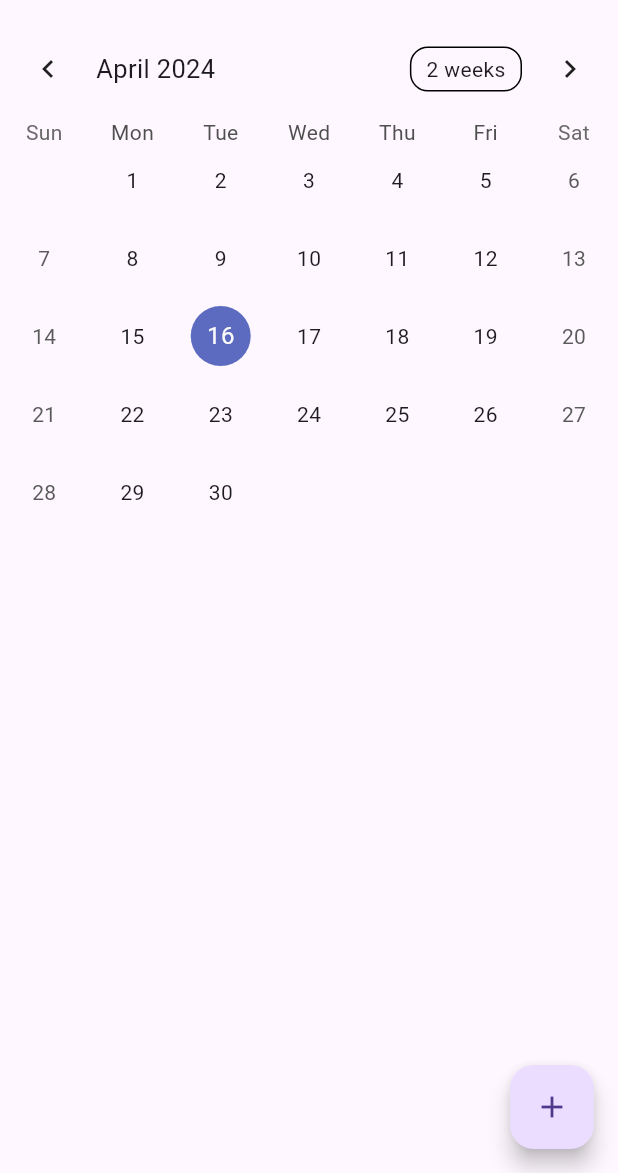
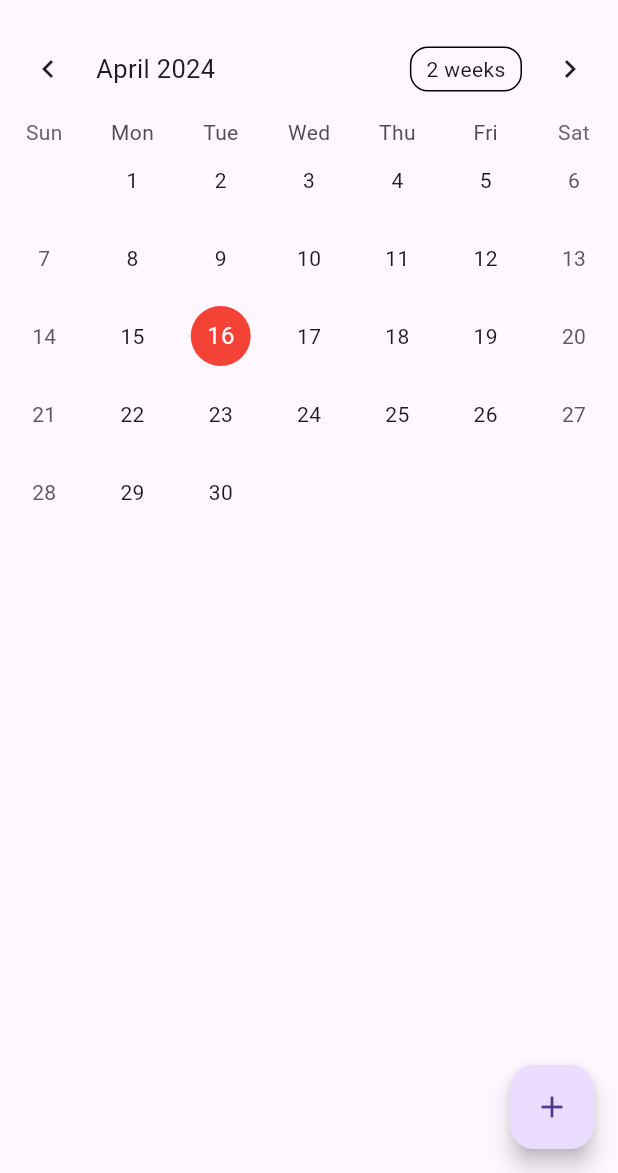
Before and after one commit to knndy-Mr/StudySync, a Flutter app: the screen it shows after launch, on a phone screen of 412 x 824 dp, the part 63-1236 px from its top. Run offline on Flutter 3.47's test engine with Material 3 defaults, Android fonts, the phone set to English and light mode, and no system bars; drawn by our look-alikes of table_calendar.

Commit message:
update delete

```diff
--- a/lib/main.dart
+++ b/lib/main.dart
@@ -86,6 +86,22 @@ class _MyAppState extends State<MyApp> {
     );
   }
 
+  BoxDecoration _getSelectedDayDecoration(DateTime day) {
+    if (_selectedDay != null && isSameDay(day, _selectedDay!)) {
+      return BoxDecoration(
+        color: Colors.red,
+        shape: BoxShape.circle,
+      );
+    } else if (isSameDay(day, DateTime.now())) {
+      return BoxDecoration(
+        color: Colors.red.withOpacity(0.5), // Opaque for today when not selected
+        shape: BoxShape.circle,
+      );
+    } else {
+      return BoxDecoration(); // No decoration for other days
+    }
+  }
+
   @override
   Widget build(BuildContext context) {
     return Scaffold(
@@ -148,6 +164,8 @@ class _MyAppState extends State<MyApp> {
               eventLoader: _getEventsForDay,
               calendarStyle: CalendarStyle(
                 outsideDaysVisible: false,
+                selectedDecoration: _getSelectedDayDecoration(_focusedDay),
+                todayDecoration: _getSelectedDayDecoration(DateTime.now()),
               ),
               onFormatChanged: (format) {
                 if (_calendarFormat != format) {
@@ -172,17 +190,23 @@ class _MyAppState extends State<MyApp> {
                   itemCount: value.length,
                   itemBuilder: (context, index) {
                     final assignment = value[index];
-                    return GestureDetector(
-                      onDoubleTap: () => _showDeleteConfirmationDialog(assignment),
-                      child: Container(
+                    return Container(
                       margin: EdgeInsets.symmetric(horizontal: 12, vertical: 4),
                       decoration: BoxDecoration(
                         border: Border.all(),
                         borderRadius: BorderRadius.circular(12),
                       ),
                       child: ListTile(
-                          onTap: () => print(""),
-                          title: Text(assignment.title),
+                        title: Row(
+                          children: [
+                            Expanded(
+                              child: Text(assignment.title),
+                            ),
+                            IconButton(
+                              onPressed: () => _showDeleteConfirmationDialog(assignment),
+                              icon: Icon(Icons.delete, color: Colors.red),
+                            ),
+                          ],
                         ),
                       ),
                     );
```
Lines whose indentation alone changed are shown as unchanged.
